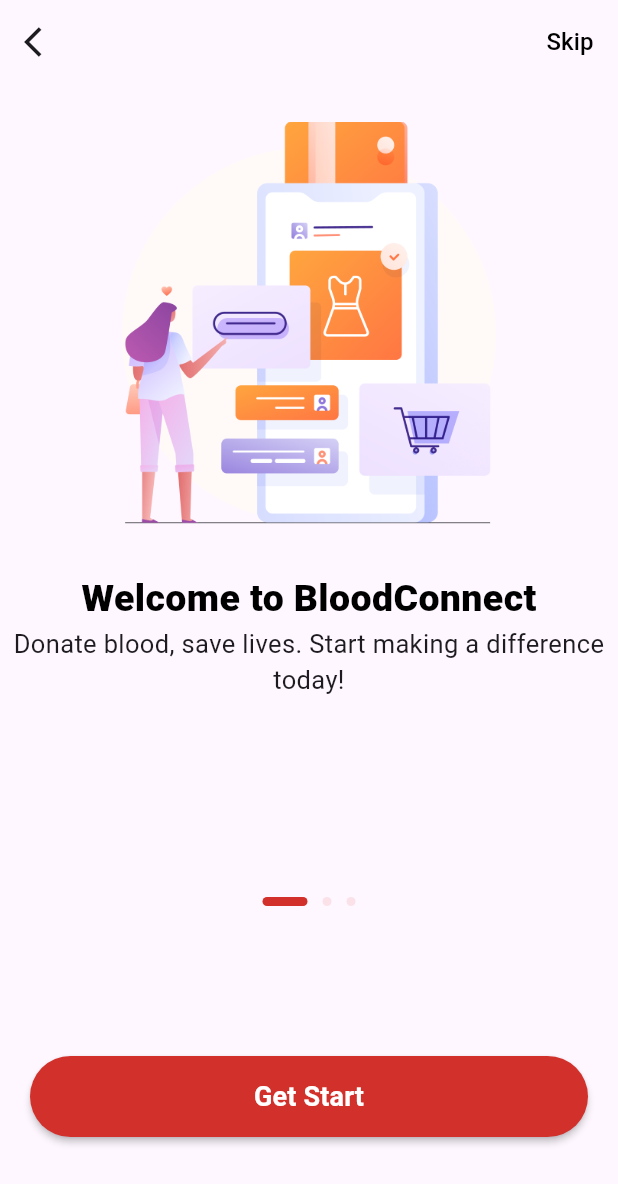
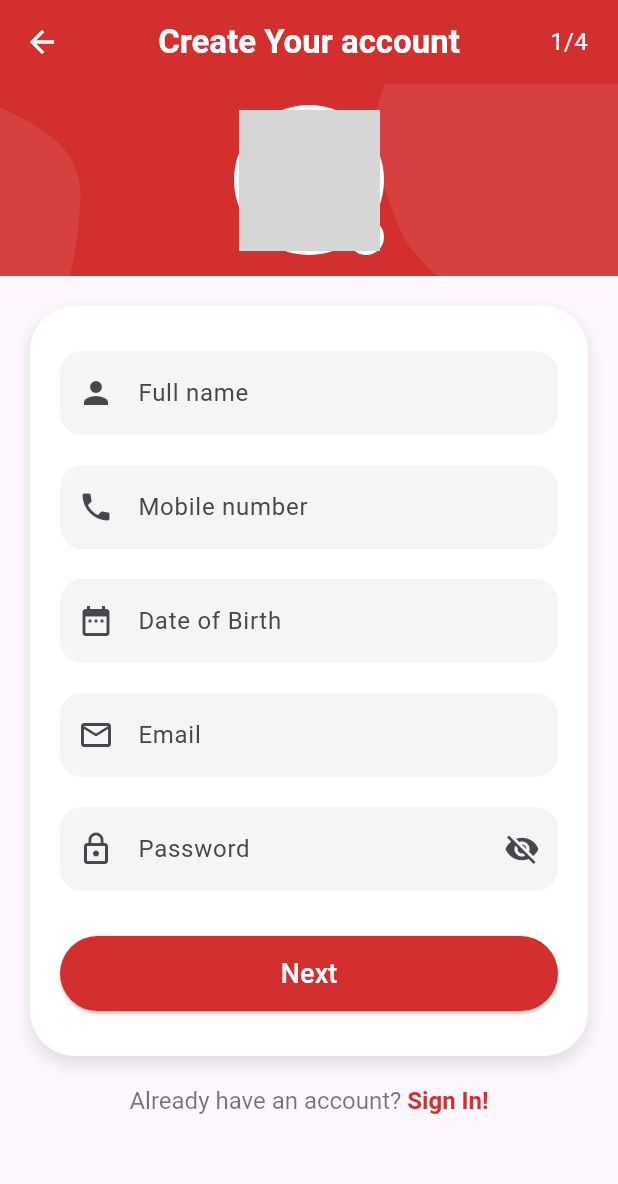
Before and after one commit to elmahdi004/blood_donation_app, a Flutter app: the screen it shows after launch, on a phone screen of 412 x 824 dp. Shown: the top 1184 px of the screen. Run offline on Flutter 3.47's test engine with Material 3 defaults, Android fonts, the phone set to English and light mode, and no system bars; our stand-ins replace flutter_svg; network calls fail; grey boxes are pictures that could not be loaded.

Commit message:
add the first part of sign up

```diff
--- a/lib/main.dart
+++ b/lib/main.dart
@@ -1,5 +1,6 @@
 import 'package:blood_donation_app/pages/auth/login.dart';
 import 'package:blood_donation_app/pages/splash/First.dart';
+import 'package:blood_donation_app/pages/auth/signup/details.dart';
 import 'package:flutter/material.dart';
 
 void main() {
@@ -19,6 +20,6 @@ class MyApp extends StatelessWidget {
           colorScheme: ColorScheme.fromSeed(seedColor: Colors.deepPurple),
           useMaterial3: true,
         ),
-        home: BodySplash());
+        home: CreateAccountPage());
   }
 }
--- a/lib/pages/auth/signup/details.dart
+++ b/lib/pages/auth/signup/details.dart
@@ -0,0 +1,244 @@
+import 'package:flutter/material.dart';
+import 'package:flutter_svg/svg.dart';
+
+const mainColor = Color(0xFFD32F2F); // red main color
+
+class CreateAccountPage extends StatelessWidget {
+  const CreateAccountPage({super.key});
+
+  @override
+  Widget build(BuildContext context) {
+    return Scaffold(
+      // backgroundColor: mainColor,
+      appBar: AppBar(
+        backgroundColor: mainColor,
+        elevation: 0,
+        leading: IconButton(
+          icon: Icon(Icons.arrow_back, color: Colors.white),
+          onPressed: () {},
+        ),
+        title: const Text(
+          "Create Your account",
+          style: TextStyle(color: Colors.white, fontWeight: FontWeight.bold),
+        ),
+        centerTitle: true,
+        actions: const [
+          Padding(
+            padding: EdgeInsets.only(right: 20),
+            child: Center(
+              child: Text(
+                "1/4",
+                style: TextStyle(color: Colors.white, fontSize: 16),
+              ),
+            ),
+          ),
+        ],
+      ),
+      body: Column(
+        children: [
+          Expanded(
+            flex: 1,
+            child: Stack(
+              children: [
+                Container(
+                  width: double.infinity,
+                  color: mainColor,
+                  child: SvgPicture.asset(
+                    'assets/images/vectors.svg',
+                    fit: BoxFit.cover,
+                  ),
+                ),
+                Center(
+                  child: Column(
+                    mainAxisAlignment: MainAxisAlignment.center,
+                    children: [
+                      Stack(
+                        children: [
+                          CircleAvatar(
+                            radius: 50,
+                            backgroundColor: Colors.white,
+                            child: CircleAvatar(
+                              radius: 47,
+                              backgroundImage: NetworkImage(
+                                'https://i.pravatar.cc/150?img=3', // fake image
+                              ),
+                            ),
+                          ),
+                          Positioned(
+                            bottom: 0,
+                            right: 0,
+                            child: Container(
+                              padding: const EdgeInsets.all(3),
+                              decoration: BoxDecoration(
+                                shape: BoxShape.circle,
+                                color: Colors.white,
+                              ),
+                              child: const Icon(
+                                Icons.camera_alt,
+                                size: 18,
+                                color: mainColor,
+                              ),
+                            ),
+                          )
+                        ],
+                      ),
+                    ],
+                  ),
+                )
+              ],
+            ),
+          ),
+          Expanded(
+            flex: 5,
+            child: SingleChildScrollView(
+              padding: const EdgeInsets.all(20),
+              child: Column(
+                children: [
+                  Container(
+                    padding: const EdgeInsets.symmetric(
+                        horizontal: 20, vertical: 30),
+                    decoration: BoxDecoration(
+                      color: Colors.white,
+                      borderRadius: BorderRadius.circular(30),
+                      boxShadow: const [
+                        BoxShadow(
+                          color: Colors.black12,
+                          blurRadius: 10,
+                          offset: Offset(0, 5),
+                        ),
+                      ],
+                    ),
+                    child: Column(
+                      children: [
+                        TextField(
+                          decoration: InputDecoration(
+                            prefixIcon: const Icon(Icons.person),
+                            hintText: 'Full name',
+                            border: OutlineInputBorder(
+                              borderRadius: BorderRadius.circular(15),
+                              borderSide: BorderSide.none,
+                            ),
+                            filled: true,
+                            fillColor: const Color(0xFFF5F5F5),
+                          ),
+                        ),
+                        const SizedBox(height: 20),
+                        TextField(
+                          decoration: InputDecoration(
+                            prefixIcon: const Icon(Icons.phone),
+                            hintText: 'Mobile number',
+                            border: OutlineInputBorder(
+                              borderRadius: BorderRadius.circular(15),
+                              borderSide: BorderSide.none,
+                            ),
+                            filled: true,
+                            fillColor: const Color(0xFFF5F5F5),
+                          ),
+                        ),
+                        const SizedBox(height: 20),
+                        TextField(
+                          decoration: InputDecoration(
+                            prefixIcon: const Icon(Icons.date_range),
+                            hintText: 'Date of Birth',
+                            border: OutlineInputBorder(
+                              borderRadius: BorderRadius.circular(15),
+                              borderSide: BorderSide.none,
+                            ),
+                            filled: true,
+                            fillColor: const Color(0xFFF5F5F5),
+                          ),
+                        ),
+                        const SizedBox(height: 20),
+                        TextField(
+                          decoration: InputDecoration(
+                            prefixIcon: Icon(Icons.email_outlined),
+                            hintText: 'Email',
+                            border: OutlineInputBorder(
+                              borderRadius: BorderRadius.circular(15),
+                              borderSide: BorderSide.none,
+                            ),
+                            filled: true,
+                            fillColor: const Color(0xFFF5F5F5),
+                          ),
+                        ),
+                        const SizedBox(height: 20),
+                        TextField(
+                          obscureText: true,
+                          decoration: InputDecoration(
+                            prefixIcon: Icon(Icons.lock_outline),
+                            suffixIcon: Icon(Icons.visibility_off),
+                            hintText: 'Password',
+                            border: OutlineInputBorder(
+                              borderRadius: BorderRadius.circular(15),
+                              borderSide: BorderSide.none,
+                            ),
+                            filled: true,
+                            fillColor: const Color(0xFFF5F5F5),
+                          ),
+                        ),
+                        const SizedBox(height: 10),
+                        const SizedBox(height: 20),
+                        SizedBox(
+                          width: double.infinity,
+                          height: 50,
+                          child: ElevatedButton(
+                            onPressed: () {},
+                            style: ElevatedButton.styleFrom(
+                              backgroundColor: mainColor,
+                              shape: StadiumBorder(),
+                            ),
+                            child: const Text(
+                              'Next',
+                              style:
+                                  TextStyle(fontSize: 18, color: Colors.white),
+                            ),
+                          ),
+                        ),
+                      ],
+                    ),
+                  ),
+                  const SizedBox(height: 20),
+                  Center(
+                    child: RichText(
+                      text: const TextSpan(
+                        text: "Already have an account? ",
+                        style: TextStyle(color: Colors.black54, fontSize: 16),
+                        children: [
+                          TextSpan(
+                            text: "Sign In!",
+                            style: TextStyle(
+                              color: mainColor,
+                              fontWeight: FontWeight.bold,
+                            ),
+                          ),
+                        ],
+                      ),
+                    ),
+                  ),
+                ],
+              ),
+            ),
+          ),
+        ],
+      ),
+    );
+  }
+
+  Widget buildTextField(IconData icon, String hintText,
+      {bool isPassword = false}) {
+    return TextField(
+      obscureText: isPassword,
+      decoration: InputDecoration(
+        prefixIcon: Icon(icon),
+        suffixIcon: isPassword ? const Icon(Icons.visibility_off) : null,
+        hintText: hintText,
+        border: OutlineInputBorder(
+          borderRadius: BorderRadius.circular(15),
+          borderSide: BorderSide.none,
+        ),
+        filled: true,
+        fillColor: const Color(0xFFF5F5F5),
+      ),
+    );
+  }
+}
```
